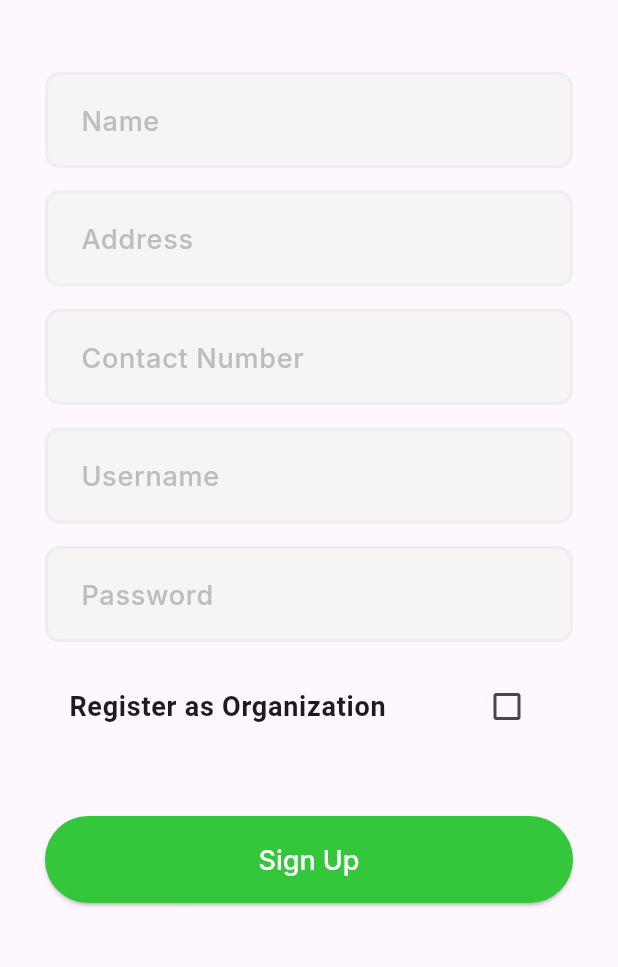
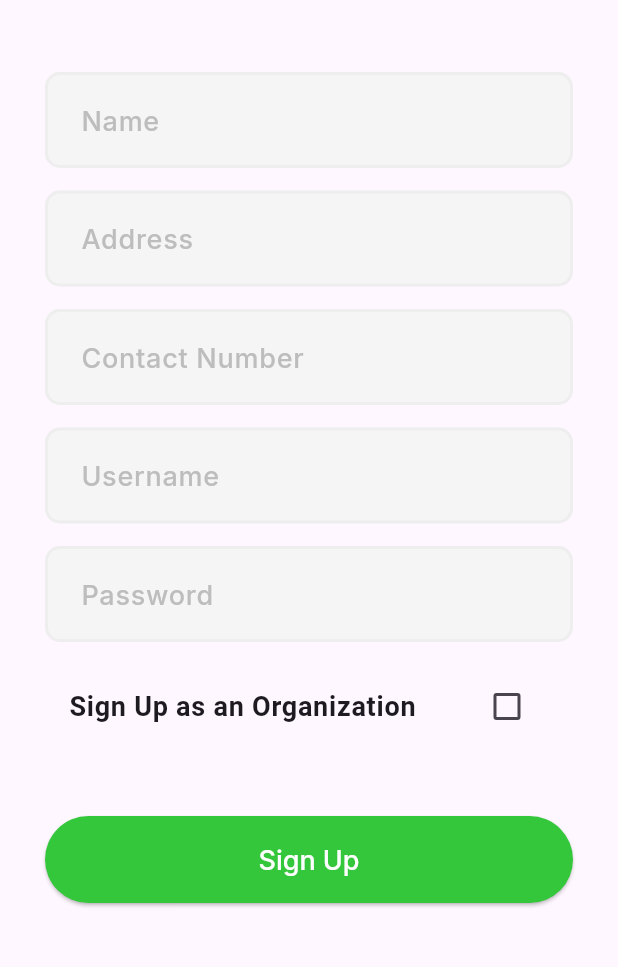
Before and after one commit to ianberana/CMSC-23-Project, a Flutter app: the SignUpPage screen opened directly, on a phone screen of 412 x 824 dp, the part 93-1060 px from its top. Run offline on Flutter 3.47's test engine with Material 3 defaults, Android fonts, the phone set to English and light mode, and no system bars; our stand-ins replace cloud_firestore, file_picker, firebase_auth, firebase_core, google_fonts; accounts and stored records are empty.

```diff
--- a/lib/pages/authentication/signup.dart
+++ b/lib/pages/authentication/signup.dart
@@ -291,7 +291,7 @@ class _SignUpState extends State<SignUpPage> {
         padding: const EdgeInsets.only(bottom: 15),
         child: CheckboxListTile(
           title: Text(
-            "Register as Organization",
+            "Sign Up as an Organization",
             style: TextStyle(
               fontSize: 18,
               fontWeight: FontWeight.bold,
```
